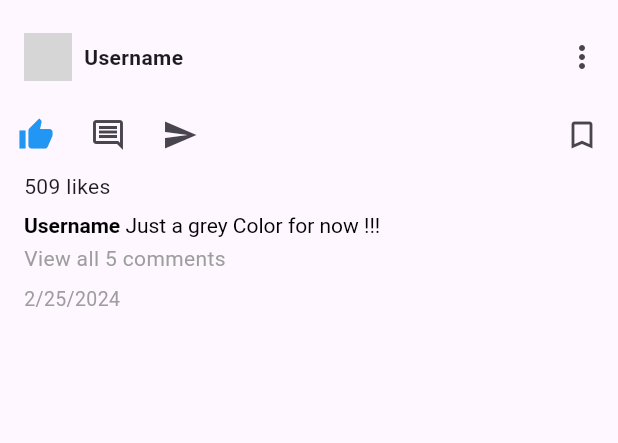
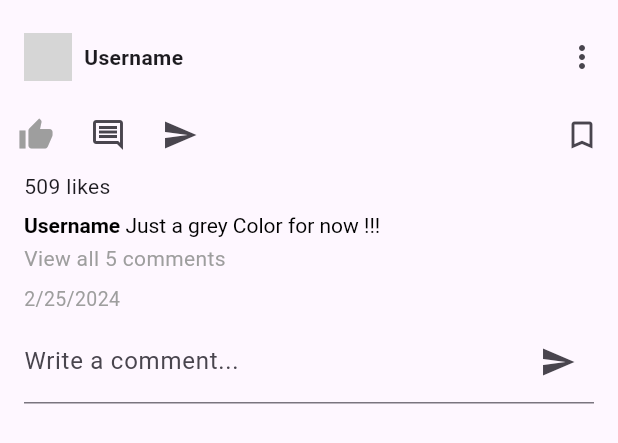
Before and after one commit to robcam1401/SportFitness2024, a Flutter app: the PostCard widget shown alone on an empty page, opened directly with empty values, after a tap on the "comment" icon, on a phone screen of 412 x 824 dp. Shown: the top 443 px of the screen. Run offline on Flutter 3.47's test engine with Material 3 defaults, Android fonts, the phone set to English and light mode, and no system bars; our stand-ins replace chat_bubbles, fluttertoast, google_maps_flutter, uni_links; missing offline and left inert: mailer; network calls fail; grey boxes are pictures that could not be loaded.

Commit message:
uplaodCommentReact

```diff
--- a/lib/post_card.dart
+++ b/lib/post_card.dart
@@ -14,7 +14,7 @@ final List<String> posts = [
   'https://tse1.mm.bing.net/th?id=OIP.fOrOyNQkXAfA6-tqSe0rwgHaEo&pid=Api&P=0&h=180',
 ];
 
-class PostCard extends StatelessWidget {
+class PostCard extends StatefulWidget {
   final String userImagesUrls;
   final String posts;
 
@@ -23,6 +23,15 @@ class PostCard extends StatelessWidget {
     required this.userImagesUrls,
     required this.posts,
   }) : super(key: key);
+
+  @override
+  _PostCardState createState() => _PostCardState();
+}
+
+class _PostCardState extends State<PostCard> {
+  bool showComments = false; //boolean for comment state
+  bool isLiked = false; //boolean variable for like state
+  TextEditingController _commentController = TextEditingController();
 
   @override
   Widget build(BuildContext context) {
@@ -38,7 +47,7 @@ class PostCard extends StatelessWidget {
               children: [
                 CircleAvatar(
                   radius: 16,
-                  backgroundImage: NetworkImage(userImagesUrls),
+                  backgroundImage: NetworkImage(widget.userImagesUrls),
                 ),
                 Expanded(
                   child: Padding(
@@ -104,14 +113,22 @@ class PostCard extends StatelessWidget {
           Row(
             children: [
               IconButton(
-                onPressed: () {},
-                icon: const Icon(
+                onPressed: () {
+                  setState(() {
+                    isLiked = !isLiked;
+                  });
+                },
+                icon: Icon(
                   Icons.thumb_up,
-                  color: Colors.blue,
+                  color: isLiked ? Colors.blue : Colors.grey,
                 ),
               ),
               IconButton(
-                onPressed: () {},
+                onPressed: () {
+                  setState(() {
+                    showComments = !showComments;
+                  });
+                },
                 icon: const Icon(
                   Icons.comment_outlined,
                 ),
@@ -194,10 +211,37 @@ class PostCard extends StatelessWidget {
                       style: const TextStyle(fontSize: 13, color: Colors.grey),
                     ),
                   ),
+                  if (showComments)
+                    Column(
+                      children: [
+                        TextField(
+                          controller: _commentController,
+                          decoration: InputDecoration(
+                            labelText: 'Write a comment...',
+                            suffixIcon: IconButton(
+                              icon: Icon(Icons.send),
+                              onPressed: () {
+                                final commentText = _commentController.text;
+                                // Here, you'd  send the comment to your backend or handle it as needed
+                                print(
+                                    'Comment: $commentText'); // For demonstration only
+                                _commentController.clear();
+                              },
+                            ),
+                          ),
+                        ),
+                      ],
+                    ),
                 ],
               ))
         ],
       ),
     );
   }
+
+  @override
+  void dispose() {
+    _commentController.dispose();
+    super.dispose();
+  }
 }
```
Also changed, not shown: lib/feed.dart (+90 -10 lines).
